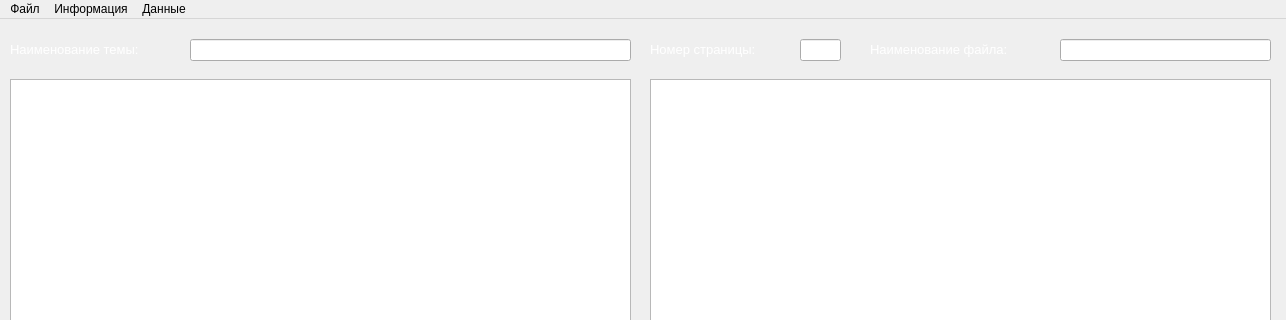
Before: the Qt Designer form admintheorywindow.ui in RCh-stack/ray-tracing-alpha-1.3, drawn with Qt 5; both pictures show x 0 to 1286 and y 0 to 320 of the 1286 by 747 pixel window.
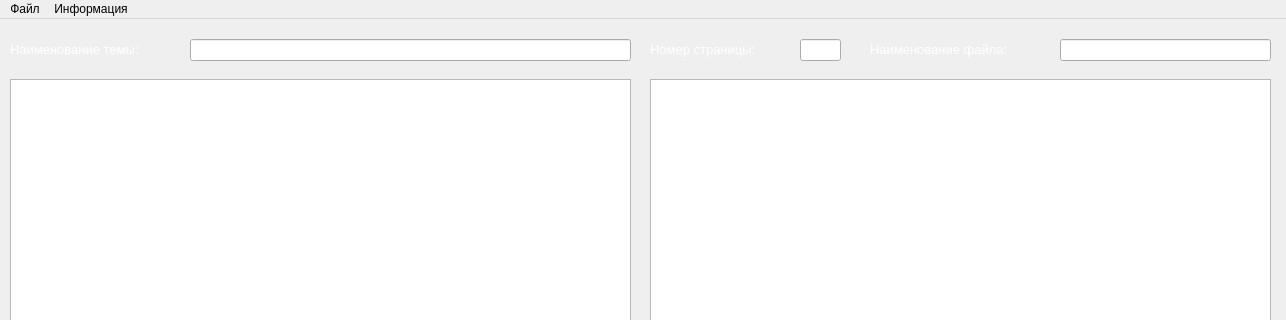
After: the same form once the commit is applied. Icons and pictures are not drawn.

Diff of the .ui file:
```diff
--- a/admintheorywindow.ui
+++ b/admintheorywindow.ui
@@ -344,16 +344,8 @@
     <addaction name="action_help"/>
     <addaction name="action_manual"/>
    </widget>
-   <widget class="QMenu" name="menu_3">
-    <property name="title">
-     <string>Данные</string>
-    </property>
-    <addaction name="action_current_themes"/>
-    <addaction name="action_current_files"/>
-   </widget>
    <addaction name="menu"/>
    <addaction name="menu_2"/>
-   <addaction name="menu_3"/>
   </widget>
   <widget class="QStatusBar" name="statusbar"/>
   <action name="action_create">
```
Left out of the diff: 10 changed lines with no effect on the pictures.
